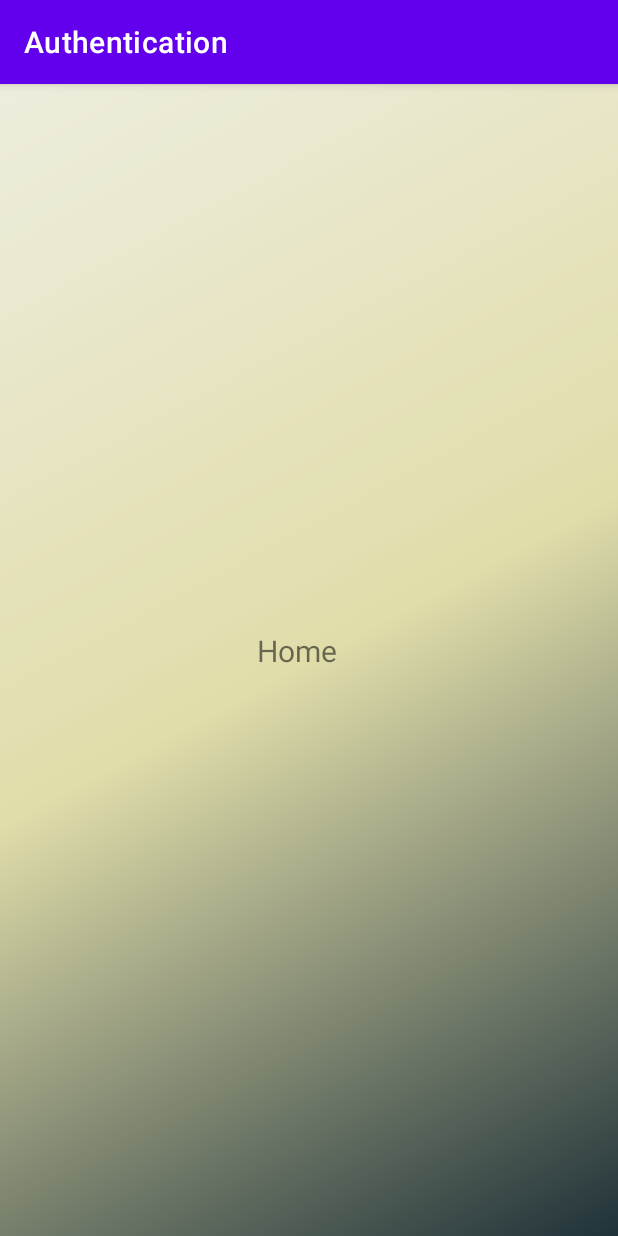
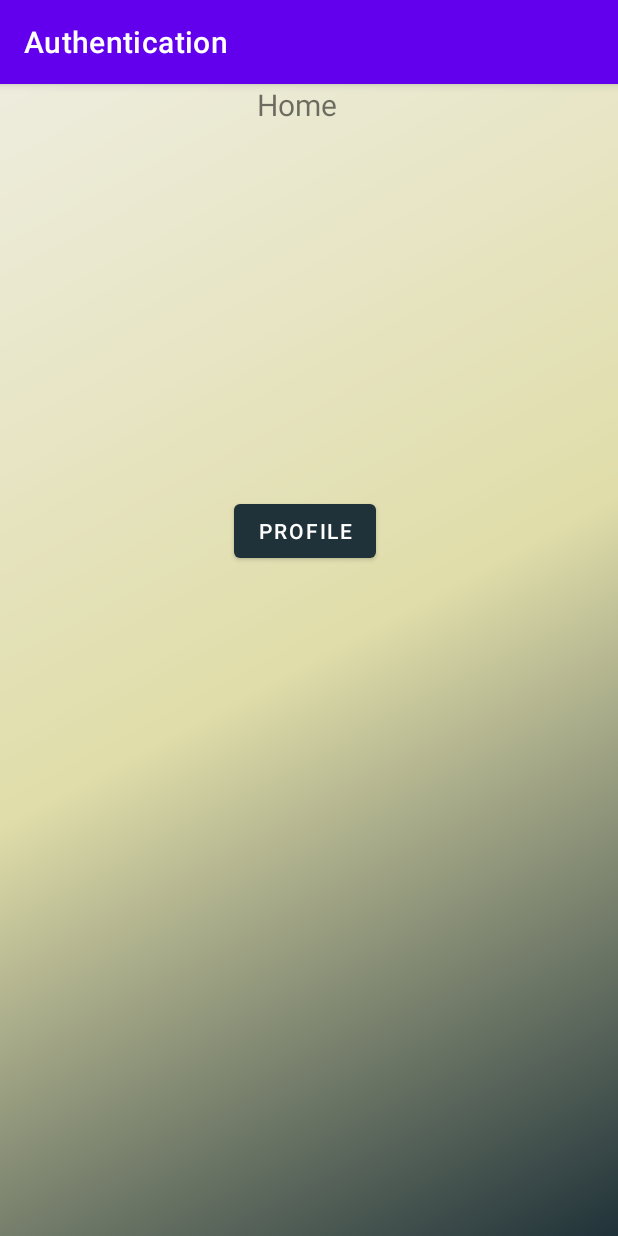
Before and after one commit to mmbrecalde/SignTech, an Android app: the Home screen opened directly, with no data from a screen before it, on a phone screen of 412 x 824 dp. Run offline under Robolectric (Android 15) with nearby library versions, the phone set to English and light mode, and no system bars; our stand-ins replace Firebase (no records; nobody signed in at launch, a user with empty details on screens opened directly).

Commit message:
authentication

```diff
--- a/app/src/main/java/com/example/authentication/Home.java
+++ b/app/src/main/java/com/example/authentication/Home.java
@@ -1,14 +1,94 @@
 package com.example.authentication;
 
+import androidx.annotation.NonNull;
 import androidx.appcompat.app.AppCompatActivity;
 
 import android.os.Bundle;
+import android.view.View;
+import android.widget.Button;
+import android.widget.TextView;
+import android.widget.Toast;
+
+import com.google.firebase.auth.FirebaseAuth;
+import com.google.firebase.auth.FirebaseUser;
+import com.google.firebase.database.DataSnapshot;
+import com.google.firebase.database.DatabaseError;
+import com.google.firebase.database.DatabaseReference;
+import com.google.firebase.database.FirebaseDatabase;
+import com.google.firebase.database.ValueEventListener;
 
 public class Home extends AppCompatActivity {
+
+
+    Button btnProfile;
+    TextView tvWelcome;
+    TextView tvPhone;
+    TextView tvEmail;
+
+
+    private FirebaseUser user;
+    private DatabaseReference reference;
+    private String userID;
+
+
 
     @Override
     protected void onCreate(Bundle savedInstanceState) {
         super.onCreate(savedInstanceState);
         setContentView(R.layout.activity_home);
+
+        btnProfile = (Button) findViewById(R.id.btnProfile);
+        tvWelcome = (TextView) findViewById(R.id.tvWelcome);
+        tvPhone = (TextView) findViewById(R.id.tvPhone);
+        tvEmail = (TextView) findViewById(R.id.tvEmail);
+
+
+
+        user = FirebaseAuth.getInstance().getCurrentUser();
+        reference = FirebaseDatabase.getInstance().getReference("Users");
+        userID = user.getUid();
+
+        reference.child(userID).addValueEventListener(new ValueEventListener() {
+            @Override
+            public void onDataChange(@NonNull DataSnapshot snapshot) {
+                User userWelcome = snapshot.getValue(User.class);
+
+                if (userWelcome != null) {
+                    String name = userWelcome.name;
+                    String email = userWelcome.email;
+                    String phone = userWelcome.phone;
+
+                    tvWelcome.setText("Welcome," + name + "!");
+                    tvEmail.setText(email);
+                    tvPhone.setText(phone);
+
+                }
+
+            }
+
+            @Override
+            public void onCancelled(@NonNull DatabaseError error) {
+                Toast.makeText(Home.this,"Something went wrong", Toast.LENGTH_LONG).show();
+            }
+        });
+        reference.child(userID).addListenerForSingleValueEvent(new ValueEventListener() {
+            @Override
+            public void onDataChange(@NonNull DataSnapshot snapshot) {
+
+
+            }
+
+            @Override
+            public void onCancelled(@NonNull DatabaseError error) {
+
+            }
+        });
+
+        btnProfile.setOnClickListener(new View.OnClickListener() {
+            @Override
+            public void onClick(View view) {
+
+            }
+        });
     }
 }
--- a/app/src/main/java/com/example/authentication/Number_verification.java
+++ b/app/src/main/java/com/example/authentication/Number_verification.java
@@ -69,6 +69,8 @@ public class Number_verification extends AppCompatActivity {
 
             @Override
             public void onVerificationFailed(@NonNull FirebaseException e) {
+                progressBarSend.setVisibility(View.INVISIBLE);
+                btnSend.setVisibility(View.VISIBLE);
                 Toast.makeText(Number_verification.this,e.getLocalizedMessage(),Toast.LENGTH_LONG).show();
             }
 
--- a/app/src/main/java/com/example/authentication/OTP_Verification.java
+++ b/app/src/main/java/com/example/authentication/OTP_Verification.java
@@ -141,6 +141,8 @@ public class OTP_Verification extends AppCompatActivity {
                             finish();
                         }
                         else {
+                            progressBarVerify.setVisibility(View.INVISIBLE);
+                            btnVerify.setVisibility(View.VISIBLE);
                             Toast.makeText(OTP_Verification.this,"Invalid OTP", Toast.LENGTH_LONG).show();
                         }
 
--- a/app/src/main/res/layout/activity_home.xml
+++ b/app/src/main/res/layout/activity_home.xml
@@ -13,8 +13,50 @@
         android:layout_height="40dp"
         android:text="Home"
         android:textSize="20sp"
-        app:layout_constraintBottom_toBottomOf="parent"
         app:layout_constraintEnd_toEndOf="parent"
         app:layout_constraintStart_toStartOf="parent"
         app:layout_constraintTop_toTopOf="parent" />
+
+    <TextView
+        android:id="@+id/tvWelcome"
+        android:layout_width="255dp"
+        android:layout_height="50dp"
+        android:layout_marginTop="28dp"
+        android:textSize="24sp"
+        app:layout_constraintEnd_toEndOf="@+id/textView5"
+        app:layout_constraintStart_toStartOf="@+id/textView5"
+        app:layout_constraintTop_toBottomOf="@+id/textView5" />
+
+    <Button
+        android:id="@+id/btnProfile"
+        android:layout_width="wrap_content"
+        android:layout_height="wrap_content"
+        android:layout_marginTop="156dp"
+        android:text="Profile"
+        app:backgroundTint="#203239"
+        app:layout_constraintEnd_toEndOf="@+id/tvWelcome"
+        app:layout_constraintHorizontal_bias="0.481"
+        app:layout_constraintStart_toStartOf="@+id/tvWelcome"
+        app:layout_constraintTop_toBottomOf="@+id/tvWelcome" />
+
+    <TextView
+        android:id="@+id/tvEmail"
+        android:layout_width="wrap_content"
+        android:layout_height="wrap_content"
+        android:layout_marginTop="12dp"
+        app:layout_constraintEnd_toEndOf="@+id/tvWelcome"
+        app:layout_constraintHorizontal_bias="0.509"
+        app:layout_constraintStart_toStartOf="@+id/tvWelcome"
+        app:layout_constraintTop_toBottomOf="@+id/tvWelcome" />
+
+    <TextView
+        android:id="@+id/tvPhone"
+        android:layout_width="wrap_content"
+        android:layout_height="wrap_content"
+        android:layout_marginTop="44dp"
+        app:layout_constraintEnd_toEndOf="@+id/tvEmail"
+        app:layout_constraintHorizontal_bias="0.0"
+        app:layout_constraintStart_toStartOf="@+id/tvEmail"
+        app:layout_constraintTop_toBottomOf="@+id/tvEmail" />
+
 </androidx.constraintlayout.widget.ConstraintLayout>
--- a/app/src/main/res/layout/activity_otp_verification.xml
+++ b/app/src/main/res/layout/activity_otp_verification.xml
@@ -64,6 +64,7 @@
         android:gravity="center"
         android:inputType="phone"
         android:textSize="20sp"
+        android:maxLength="1"
         app:layout_constraintEnd_toStartOf="@+id/etC2"
         app:layout_constraintHorizontal_bias="0.5"
         app:layout_constraintHorizontal_chainStyle="packed"
@@ -80,6 +81,7 @@
         android:gravity="center"
         android:inputType="phone"
         android:textSize="20sp"
+        android:maxLength="1"
         app:layout_constraintBottom_toBottomOf="@+id/etC1"
         app:layout_constraintEnd_toStartOf="@+id/etC3"
         app:layout_constraintHorizontal_bias="0.5"
@@ -96,6 +98,7 @@
         android:gravity="center"
         android:inputType="phone"
         android:textSize="20sp"
+        android:maxLength="1"
         app:layout_constraintBottom_toBottomOf="@+id/etC1"
         app:layout_constraintEnd_toStartOf="@+id/etC4"
         app:layout_constraintHorizontal_bias="0.5"
@@ -113,6 +116,7 @@
         android:gravity="center"
         android:inputType="phone"
         android:textSize="20sp"
+        android:maxLength="1"
         app:layout_constraintBottom_toBottomOf="@+id/etC1"
         app:layout_constraintEnd_toStartOf="@+id/etC5"
         app:layout_constraintHorizontal_bias="0.5"
@@ -129,6 +133,7 @@
         android:gravity="center"
         android:inputType="phone"
         android:textSize="20sp"
+        android:maxLength="1"
         app:layout_constraintBottom_toBottomOf="@+id/etC1"
         app:layout_constraintEnd_toStartOf="@+id/etC6"
         app:layout_constraintHorizontal_bias="0.5"
@@ -144,6 +149,7 @@
         android:gravity="center"
         android:inputType="phone"
         android:textSize="20sp"
+        android:maxLength="1"
         app:layout_constraintBottom_toBottomOf="@+id/etC1"
         app:layout_constraintEnd_toEndOf="parent"
         app:layout_constraintHorizontal_bias="0.5"
```
Also changed, not shown: app/src/main/AndroidManifest.xml (+7 -2 lines), app/src/main/java/com/example/authentication/Profile.java (added, +14 -0 lines), app/src/main/res/layout/activity_profile.xml (added, +9 -0 lines).
